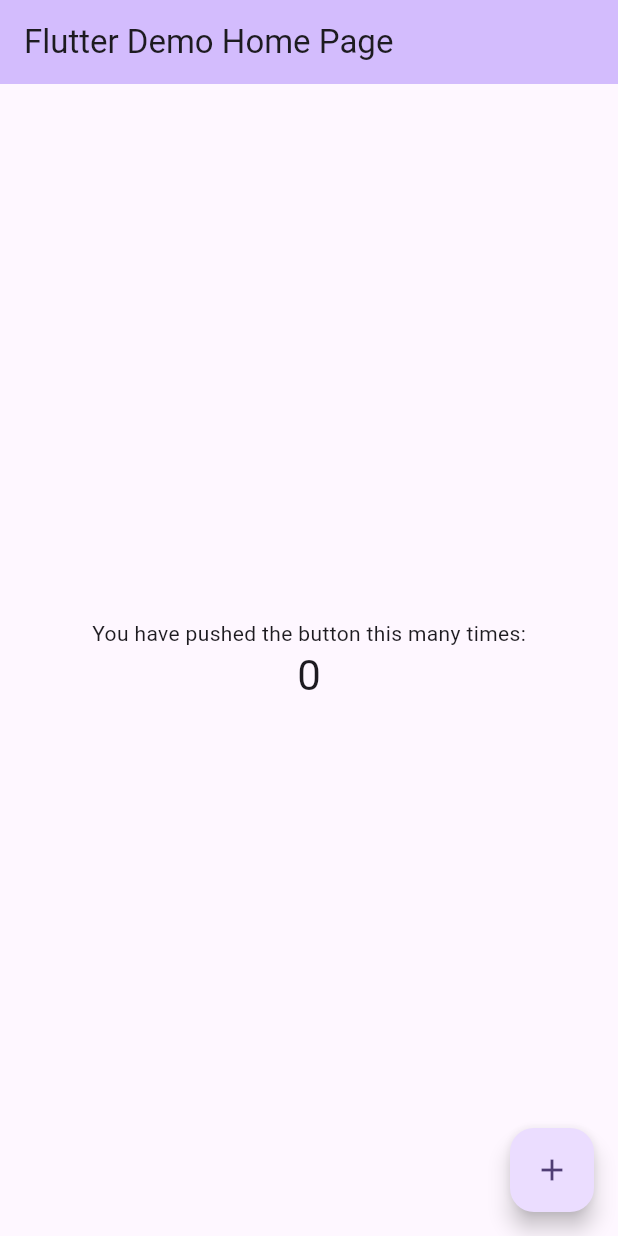
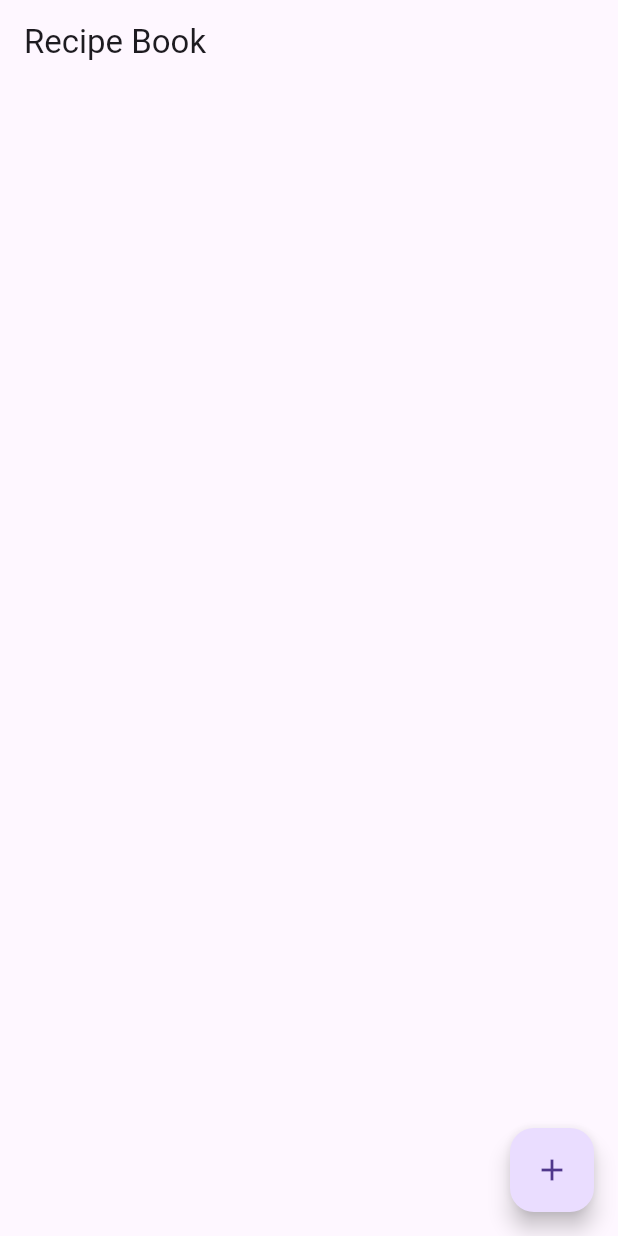
Before and after one commit to SahilJawed/recipe_meal_planner, a Flutter app: the screen it shows after launch, on a phone screen of 412 x 824 dp. Run offline on Flutter 3.47's test engine with Material 3 defaults, Android fonts, the phone set to English and light mode, and no system bars; our stand-ins replace sqflite; accounts and stored records are empty.

Commit message:
add recipe feature

```diff
--- a/lib/main.dart
+++ b/lib/main.dart
@@ -1,122 +1,71 @@
 import 'package:flutter/material.dart';
+import 'package:provider/provider.dart';
+import 'recipe_provider.dart';
+import 'add_recipe_screen.dart';
 
 void main() {
-  runApp(const MyApp());
+  runApp(
+    ChangeNotifierProvider(
+      create: (context) => RecipeProvider()..loadRecipes(),
+      child: RecipeApp(),
+    ),
+  );
 }
 
-class MyApp extends StatelessWidget {
-  const MyApp({super.key});
+class RecipeApp extends StatelessWidget {
+  const RecipeApp({super.key});
 
-  // This widget is the root of your application.
   @override
   Widget build(BuildContext context) {
     return MaterialApp(
-      title: 'Flutter Demo',
-      theme: ThemeData(
-        // This is the theme of your application.
-        //
-        // TRY THIS: Try running your application with "flutter run". You'll see
-        // the application has a purple toolbar. Then, without quitting the app,
-        // try changing the seedColor in the colorScheme below to Colors.green
-        // and then invoke "hot reload" (save your changes or press the "hot
-        // reload" button in a Flutter-supported IDE, or press "r" if you used
-        // the command line to start the app).
-        //
-        // Notice that the counter didn't reset back to zero; the application
-        // state is not lost during the reload. To reset the state, use hot
-        // restart instead.
-        //
-        // This works for code too, not just values: Most code changes can be
-        // tested with just a hot reload.
-        colorScheme: ColorScheme.fromSeed(seedColor: Colors.deepPurple),
-      ),
-      home: const MyHomePage(title: 'Flutter Demo Home Page'),
+      title: 'Recipe App',
+      theme: ThemeData(primarySwatch: Colors.teal),
+      home: HomeScreen(),
     );
   }
 }
 
-class MyHomePage extends StatefulWidget {
-  const MyHomePage({super.key, required this.title});
-
-  // This widget is the home page of your application. It is stateful, meaning
-  // that it has a State object (defined below) that contains fields that affect
-  // how it looks.
-
-  // This class is the configuration for the state. It holds the values (in this
-  // case the title) provided by the parent (in this case the App widget) and
-  // used by the build method of the State. Fields in a Widget subclass are
-  // always marked "final".
-
-  final String title;
-
-  @override
-  State<MyHomePage> createState() => _MyHomePageState();
-}
-
-class _MyHomePageState extends State<MyHomePage> {
-  int _counter = 0;
-
-  void _incrementCounter() {
-    setState(() {
-      // This call to setState tells the Flutter framework that something has
-      // changed in this State, which causes it to rerun the build method below
-      // so that the display can reflect the updated values. If we changed
-      // _counter without calling setState(), then the build method would not be
-      // called again, and so nothing would appear to happen.
-      _counter++;
-    });
-  }
+class HomeScreen extends StatelessWidget {
+  const HomeScreen({super.key});
 
   @override
   Widget build(BuildContext context) {
-    // This method is rerun every time setState is called, for instance as done
-    // by the _incrementCounter method above.
-    //
-    // The Flutter framework has been optimized to make rerunning build methods
-    // fast, so that you can just rebuild anything that needs updating rather
-    // than having to individually change instances of widgets.
+    final recipeProvider = Provider.of<RecipeProvider>(context);
+
     return Scaffold(
-      appBar: AppBar(
-        // TRY THIS: Try changing the color here to a specific color (to
-        // Colors.amber, perhaps?) and trigger a hot reload to see the AppBar
-        // change color while the other colors stay the same.
-        backgroundColor: Theme.of(context).colorScheme.inversePrimary,
-        // Here we take the value from the MyHomePage object that was created by
-        // the App.build method, and use it to set our appbar title.
-        title: Text(widget.title),
-      ),
-      body: Center(
-        // Center is a layout widget. It takes a single child and positions it
-        // in the middle of the parent.
-        child: Column(
-          // Column is also a layout widget. It takes a list of children and
-          // arranges them vertically. By default, it sizes itself to fit its
-          // children horizontally, and tries to be as tall as its parent.
-          //
-          // Column has various properties to control how it sizes itself and
-          // how it positions its children. Here we use mainAxisAlignment to
-          // center the children vertically; the main axis here is the vertical
-          // axis because Columns are vertical (the cross axis would be
-          // horizontal).
-          //
-          // TRY THIS: Invoke "debug painting" (choose the "Toggle Debug Paint"
-          // action in the IDE, or press "p" in the console), to see the
-          // wireframe for each widget.
-          mainAxisAlignment: MainAxisAlignment.center,
-          children: <Widget>[
-            const Text('You have pushed the button this many times:'),
-            Text(
-              '$_counter',
-              style: Theme.of(context).textTheme.headlineMedium,
+      appBar: AppBar(title: Text("Recipe Book")),
+      body: ListView.builder(
+        itemCount: recipeProvider.recipes.length,
+        itemBuilder: (context, index) {
+          final recipe = recipeProvider.recipes[index];
+          return ListTile(
+            title: Text(recipe['title']),
+            subtitle: Text(recipe['ingredients']),
+            trailing: IconButton(
+              icon: Icon(
+                recipe['isFavorite'] == 1
+                    ? Icons.favorite
+                    : Icons.favorite_border,
+                color: recipe['isFavorite'] == 1 ? Colors.red : null,
+              ),
+              onPressed: () {
+                recipeProvider.toggleFavorite(
+                  recipe['id'],
+                  recipe['isFavorite'] == 0,
+                );
+              },
             ),
-          ],
-        ),
+          );
+        },
       ),
       floatingActionButton: FloatingActionButton(
-        onPressed: _incrementCounter,
-        tooltip: 'Increment',
-        child: const Icon(Icons.add),
-      ), // This trailing comma makes auto-formatting nicer for build methods.
+        onPressed:
+            () => Navigator.push(
+              context,
+              MaterialPageRoute(builder: (context) => AddRecipeScreen()),
+            ),
+        child: Icon(Icons.add),
+      ),
     );
   }
 }
--- /dev/null
+++ b/lib/recipe_provider.dart
@@ -0,0 +1,23 @@
+import 'package:flutter/material.dart';
+import 'db_helper.dart';
+
+class RecipeProvider with ChangeNotifier {
+  List<Map<String, dynamic>> _recipes = [];
+
+  List<Map<String, dynamic>> get recipes => _recipes;
+
+  Future<void> loadRecipes() async {
+    _recipes = await DatabaseHelper.instance.getRecipes();
+    notifyListeners();
+  }
+
+  Future<void> addRecipe(Map<String, dynamic> recipe) async {
+    await DatabaseHelper.instance.addRecipe(recipe);
+    await loadRecipes();
+  }
+
+  Future<void> toggleFavorite(int id, bool isFavorite) async {
+    await DatabaseHelper.instance.updateFavorite(id, isFavorite ? 1 : 0);
+    await loadRecipes();
+  }
+}
```
Also changed, not shown: lib/add_recipe_screen.dart (added, +58 -0 lines), lib/db_helper.dart (added, +52 -0 lines), pubspec.yaml (+4 -3 lines).
